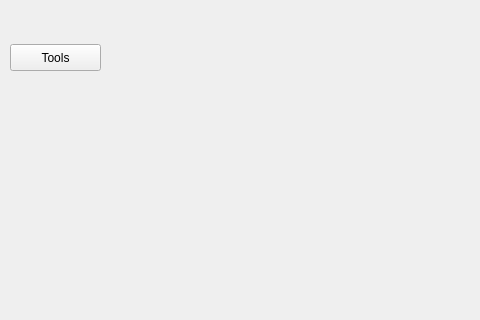
Before: the Qt Designer form workspace.ui in nnnagato/paintQT2, drawn with Qt 5; both pictures show x 0 to 480 and y 0 to 320 of the 1024 by 669 pixel window.
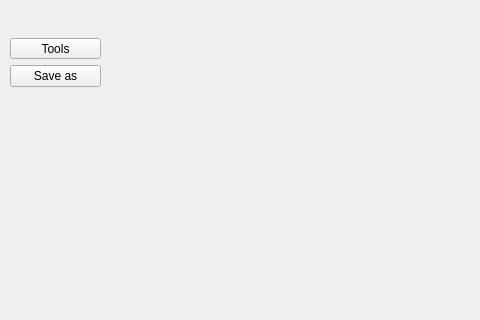
After: the same form once the commit is applied.

What changed in the file:
```diff
--- a/workspace.ui
+++ b/workspace.ui
@@ -26,7 +26,7 @@
       <x>10</x>
       <y>10</y>
       <width>91</width>
-      <height>61</height>
+      <height>77</height>
      </rect>
     </property>
     <layout class="QVBoxLayout" name="verticalLayout">
@@ -62,6 +62,13 @@
        </property>
       </widget>
      </item>
+     <item>
+      <widget class="QPushButton" name="savinButton">
+       <property name="text">
+        <string>Save as</string>
+       </property>
+      </widget>
+     </item>
     </layout>
    </widget>
    <widget class="QLabel" name="testLabel">
```
Left out of the diff: 2 changed lines with no effect on the pictures.
